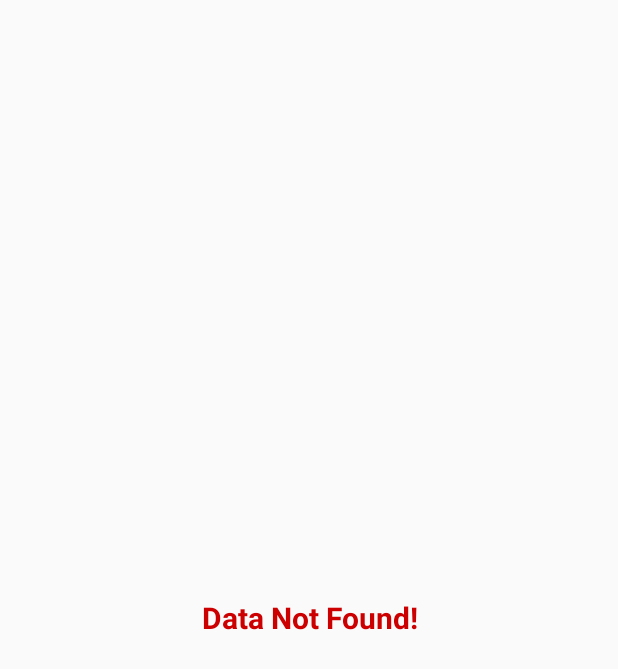
After one commit to Kartik-21/RRPT_Client, an Android app: the layout empty_layout.xml on its own in the app's theme, with its tools: preview values and no code run, on a phone screen of 412 x 824 dp. The commit adds this screen. Shown: the top 669 px of the screen. Run offline under Robolectric (Android 15) with nearby library versions, the phone set to English and light mode, and no system bars.

Commit message:
runtime error solve

```diff
--- /dev/null
+++ b/app/src/main/res/anim/fade_l_r.xml
@@ -0,0 +1,6 @@
+<set xmlns:android="http://schemas.android.com/apk/res/android"
+    android:shareInterpolator="false">
+    <translate android:fromXDelta="-100%" android:toXDelta="0%"
+        android:fromYDelta="0%" android:toYDelta="0%"
+        android:duration="600"/>
+</set>
--- /dev/null
+++ b/app/src/main/res/layout/empty_layout.xml
@@ -0,0 +1,18 @@
+<?xml version="1.0" encoding="utf-8"?>
+<LinearLayout xmlns:android="http://schemas.android.com/apk/res/android"
+    android:layout_width="match_parent"
+    android:gravity="center"
+    android:layout_height="match_parent"
+    android:orientation="vertical">
+
+    <TextView
+        android:layout_width="match_parent"
+        android:layout_height="wrap_content"
+        android:text="Data Not Found!"
+        android:textSize="20dp"
+        android:textStyle="bold"
+        android:id="@+id/data"
+        android:gravity="center"
+        android:textColor="@android:color/holo_red_dark"/>
+
+</LinearLayout>
```
Also changed, not shown: app/src/main/java/com/jk/rrpt/navi_drawer_items/FavouriteActivity.java (+17 -2 lines), app/src/main/java/com/jk/rrpt/navi_drawer_items/NotificationActivity.java (+24 -6 lines), app/src/main/res/anim/fade_r_l.xml (added, +7 -0 lines).
